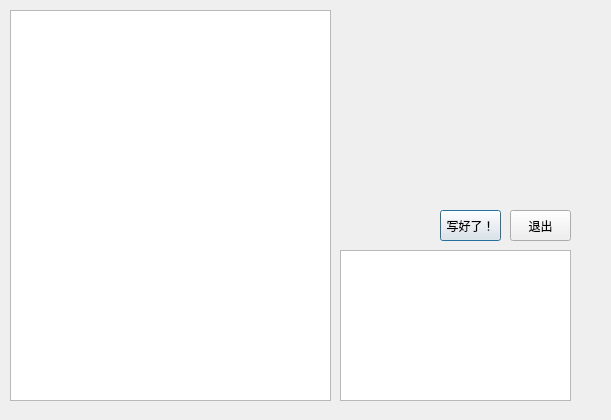
Qt form createnotepaddialog.ui (graylira/PomodroidoLite) before a commit.
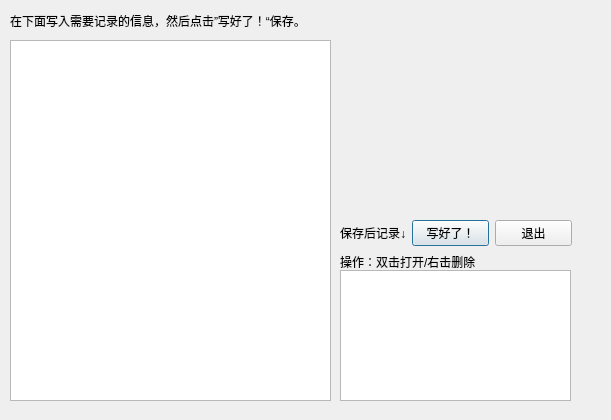
The same form after that commit. Icons and pictures are not drawn.

Diff of the .ui file:
```diff
--- a/createnotepaddialog.ui
+++ b/createnotepaddialog.ui
@@ -10,6 +10,18 @@
     <height>420</height>
    </rect>
   </property>
+  <property name="minimumSize">
+   <size>
+    <width>611</width>
+    <height>420</height>
+   </size>
+  </property>
+  <property name="maximumSize">
+   <size>
+    <width>611</width>
+    <height>420</height>
+   </size>
+  </property>
   <property name="windowTitle">
    <string>记事本</string>
   </property>
@@ -33,9 +45,9 @@
    <property name="geometry">
     <rect>
      <x>340</x>
-     <y>250</y>
+     <y>270</y>
      <width>231</width>
-     <height>151</height>
+     <height>131</height>
     </rect>
    </property>
   </widget>
@@ -43,44 +55,12 @@
    <property name="geometry">
     <rect>
      <x>10</x>
-     <y>10</y>
+     <y>40</y>
      <width>321</width>
-     <height>391</height>
+     <height>361</height>
     </rect>
    </property>
   </widget>
-  <widget class="QPushButton" name="pushButton_uploading">
-   <property name="geometry">
-    <rect>
-     <x>440</x>
-     <y>210</y>
-     <width>61</width>
-     <height>31</height>
-    </rect>
-   </property>
-   <property name="styleSheet">
-    <string notr="true">font: 10pt &quot;微软雅黑&quot;;</string>
-   </property>
-   <property name="text">
-    <string>写好了！</string>
-   </property>
-  </widget>
-  <widget class="QPushButton" name="pushButton_exit">
-   <property name="geometry">
-    <rect>
-     <x>510</x>
-     <y>210</y>
-     <width>61</width>
-     <height>31</height>
-    </rect>
-   </property>
-   <property name="styleSheet">
-    <string notr="true">font: 10pt &quot;微软雅黑&quot;;</string>
-   </property>
-   <property name="text">
-    <string>退出</string>
-   </property>
-  </widget>
   <widget class="QLabel" name="label_2">
    <property name="geometry">
     <rect>
@@ -97,6 +77,78 @@
     <string/>
    </property>
   </widget>
+  <widget class="QLabel" name="label_intro">
+   <property name="geometry">
+    <rect>
+     <x>10</x>
+     <y>0</y>
+     <width>331</width>
+     <height>41</height>
+    </rect>
+   </property>
+   <property name="styleSheet">
+    <string notr="true">font: 9 pt &quot;微软雅黑&quot;;</string>
+   </property>
+   <property name="text">
+    <string>在下面写入需要记录的信息，然后点击”写好了！“保存。</string>
+   </property>
+  </widget>
+  <widget class="QWidget" name="">
+   <property name="geometry">
+    <rect>
+     <x>340</x>
+     <y>220</y>
+     <width>232</width>
+     <height>51</height>
+    </rect>
+   </property>
+   <layout class="QVBoxLayout" name="verticalLayout">
+    <item>
+     <layout class="QHBoxLayout" name="horizontalLayout">
+      <item>
+       <widget class="QLabel" name="label_intro_2">
+        <property name="styleSheet">
+         <string notr="true">font: 9 pt &quot;微软雅黑&quot;;</string>
+        </property>
+        <property name="text">
+         <string>保存后记录↓</string>
+        </property>
+       </widget>
+      </item>
+      <item>
+       <widget class="QPushButton" name="pushButton_uploading">
+        <property name="styleSheet">
+         <string notr="true">font: 8pt &quot;微软雅黑&quot;;</string>
+        </property>
+        <property name="text">
+         <string>写好了！</string>
+        </property>
+       </widget>
+      </item>
+      <item>
+       <widget class="QPushButton" name="pushButton_exit">
+        <property name="styleSheet">
+         <string notr="true">font: 8pt &quot;微软雅黑&quot;;</string>
+        </property>
+        <property name="text">
+         <string>退出</string>
+        </property>
+       </widget>
+      </item>
+     </layout>
+    </item>
+    <item>
+     <widget class="QLabel" name="label_intro_3">
+      <property name="styleSheet">
+       <string notr="true">font: 9 pt &quot;微软雅黑&quot;;</string>
+      </property>
+      <property name="text">
+       <string>操作：双击打开/右击删除</string>
+      </property>
+     </widget>
+    </item>
+   </layout>
+  </widget>
  </widget>
  <resources/>
  <connections>
```
